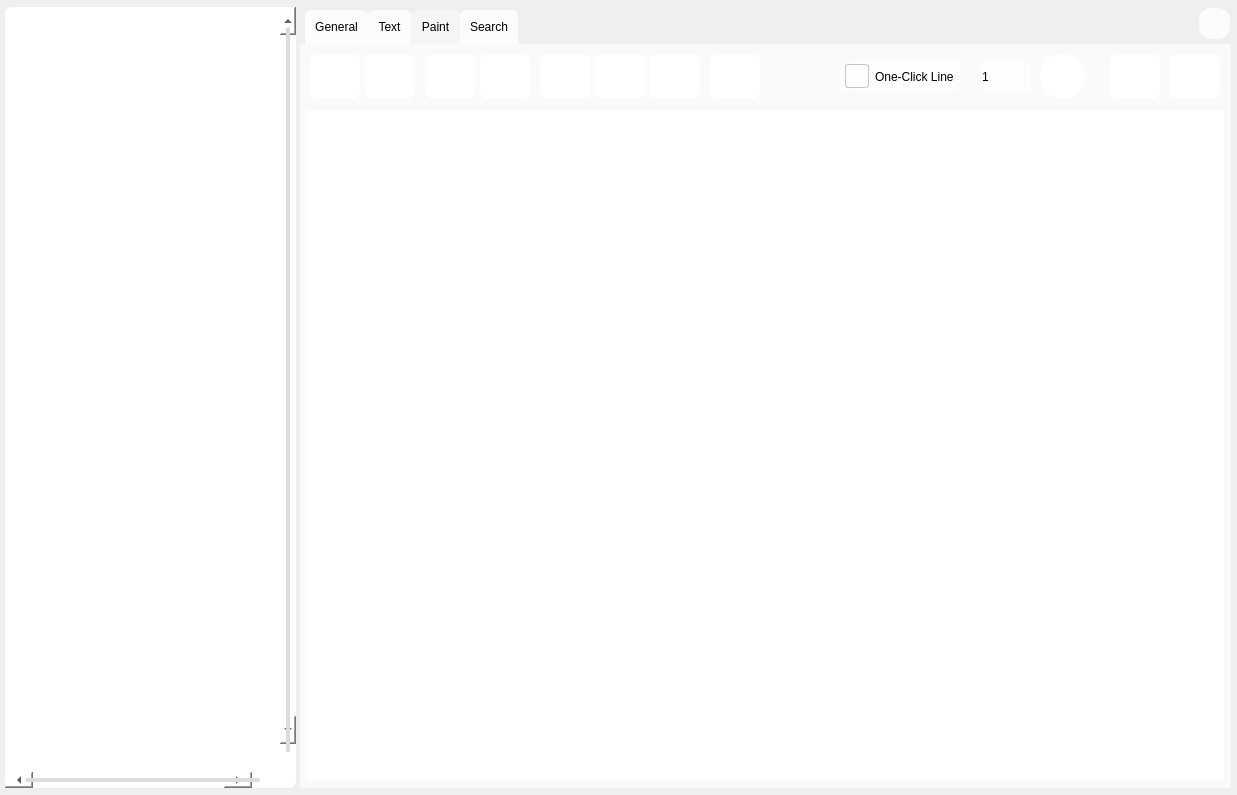
Qt form src/designer/MainWindow.ui (Fire-Cube/Notes-Qt) before a commit.
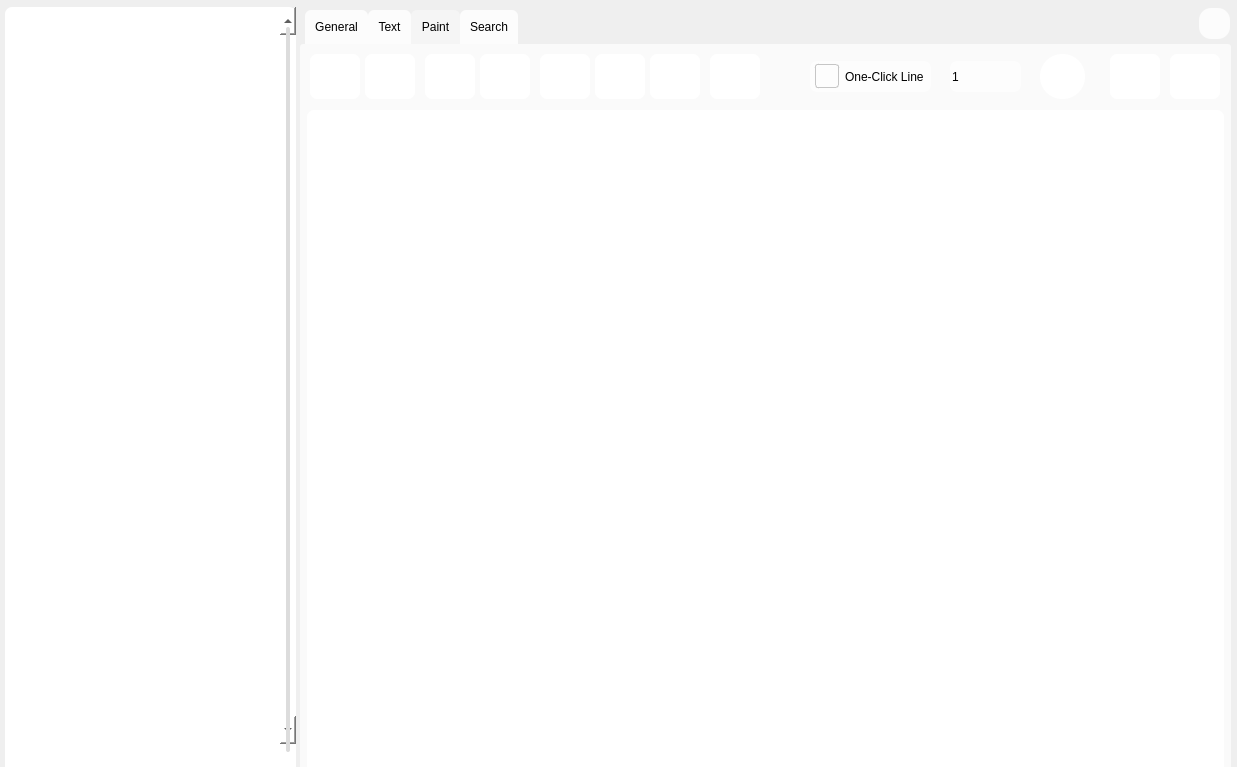
The same form after that commit. Icons and pictures are not drawn. Custom widgets are drawn as their Qt base class.

Commit message: fix design for darkmode and some improvements

```diff
--- a/src/designer/MainWindow.ui
+++ b/src/designer/MainWindow.ui
@@ -7,7 +7,7 @@
     <x>0</x>
     <y>0</y>
     <width>1237</width>
-    <height>795</height>
+    <height>767</height>
    </rect>
   </property>
   <property name="maximumSize">
@@ -301,6 +301,10 @@
 	background-color: white;
 	border-radius: 2px;
 	border-color: transparent;
+}
+
+QObject {
+	color: black
 }</string>
   </property>
   <property name="locale">
@@ -1309,9 +1313,9 @@
        <widget class="QSpinBox" name="paint_tab_line_settings_size_spinbox">
         <property name="geometry">
          <rect>
-          <x>220</x>
+          <x>190</x>
           <y>17</y>
-          <width>51</width>
+          <width>71</width>
           <height>31</height>
          </rect>
         </property>
@@ -1362,7 +1366,7 @@
        <widget class="QCheckBox" name="paint_tab_line_settings_one_click_line_checkbutton">
         <property name="geometry">
          <rect>
-          <x>80</x>
+          <x>50</x>
           <y>17</y>
           <width>121</width>
           <height>31</height>
@@ -1969,6 +1973,10 @@
 
 QAbstractItemView::corner {
 	background-color: transparent;
+}
+
+QGraphicsView {
+	background-color: white;
 }</string>
       </property>
       <property name="verticalScrollBarPolicy">
```
Left out of the diff: 62 changed lines with no effect on the pictures. The commit also changes 7 other files.
